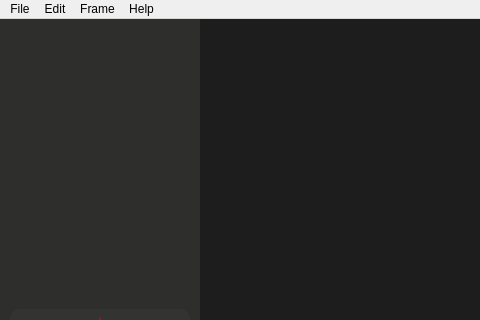
This is PixelsSpriteEditor/SpriteMainWindow.ui in worldofnick/Pixels-Sprite-Editor as Qt 5 draws it before an edit; both pictures show x 0 to 480 and y 0 to 320 of the 920 by 600 pixel window. The edited form follows.
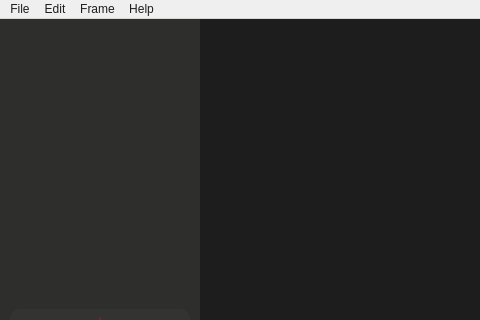
This is the edited form. Icons and pictures are not drawn.

Patch:
```diff
--- a/PixelsSpriteEditor/SpriteMainWindow.ui
+++ b/PixelsSpriteEditor/SpriteMainWindow.ui
@@ -28,6 +28,9 @@
   <property name="windowOpacity">
    <double>1.000000000000000</double>
   </property>
+  <property name="styleSheet">
+   <string notr="true">color: rgb(29,29,29);</string>
+  </property>
   <widget class="QWidget" name="centralWidget">
    <layout class="QGridLayout" name="gridLayout">
     <property name="leftMargin">
```
Left out of the diff: 69 changed lines with no effect on the pictures.
